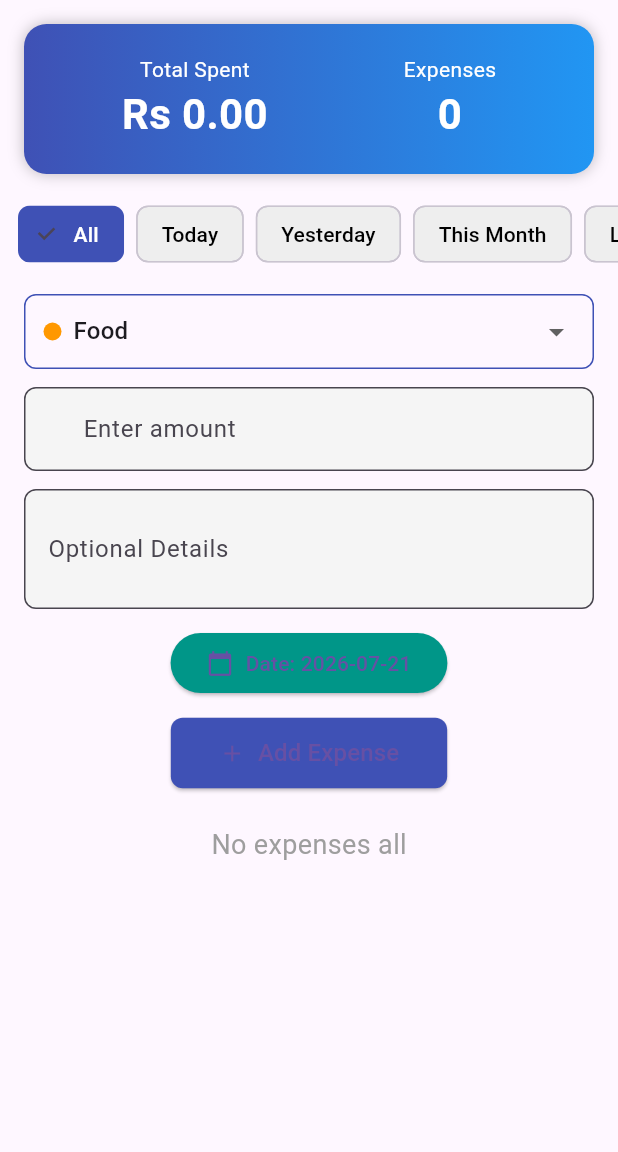
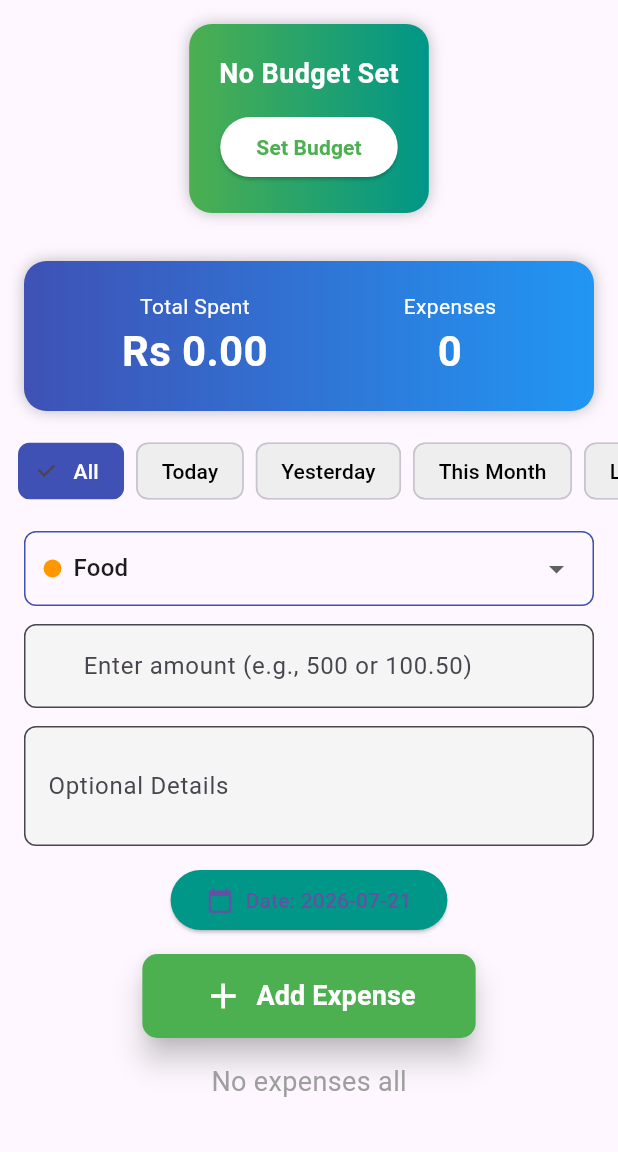
Before and after one commit to ahmadkhan2602/Expense_tracker_flutter, a Flutter app: the screen it shows after launch, on a phone screen of 412 x 824 dp, the part 84-1236 px from its top. Run offline on Flutter 3.47's test engine with Material 3 defaults, Android fonts, the phone set to English and light mode, and no system bars; our stand-ins replace hive_flutter; accounts and stored records are empty.

Commit message:
Added data persistence, budget tracking, validation, date filters

```diff
--- a/lib/main.dart
+++ b/lib/main.dart
@@ -1,20 +1,22 @@
 import 'package:flutter/material.dart';
+import 'package:hive_flutter/hive_flutter.dart';
+import 'dart:convert';
 
-void main() {
+void main() async {
+  WidgetsFlutterBinding.ensureInitialized();
+  await Hive.initFlutter();
+  await Hive.openBox('expenseBox');
   runApp(const MyApp());
 }
 
 class MyApp extends StatelessWidget {
-  const MyApp({Key? key}) : super(key: key);
+  const MyApp({super.key});
 
   @override
   Widget build(BuildContext context) {
     return MaterialApp(
       home: MyHomePage(),
-      theme: ThemeData(
-        primarySwatch: Colors.blue,
-        useMaterial3: true,
-      ),
+      theme: ThemeData(primarySwatch: Colors.blue, useMaterial3: true),
     );
   }
 }
@@ -31,9 +33,29 @@ class Expense {
     required this.date,
     required this.notes,
   });
+
+  Map<String, dynamic> toMap() {
+    return {
+      'category': category,
+      'amount': amount,
+      'date': date.toIso8601String(),
+      'notes': notes,
+    };
+  }
+
+  factory Expense.fromMap(Map<String, dynamic> map) {
+    return Expense(
+      category: map['category'],
+      amount: map['amount'],
+      date: DateTime.parse(map['date']),
+      notes: map['notes'],
+    );
+  }
 }
 
 class MyHomePage extends StatefulWidget {
+  const MyHomePage({super.key});
+
   @override
   State<MyHomePage> createState() => _MyHomePageState();
 }
@@ -42,10 +64,13 @@ class _MyHomePageState extends State<MyHomePage> {
   final _amountController = TextEditingController();
   final _customCategoryController = TextEditingController();
   final _notesController = TextEditingController();
+  final _budgetController = TextEditingController();
   List<Expense> expenses = [];
   String selectedCategory = 'Food';
   DateTime selectedDate = DateTime.now();
   String filterType = 'All';
+  double monthlyBudget = 0;
+  bool showBudgetInput = false;
 
   List<String> categories = ['Food', 'Transport', 'Shopping', 'Bills', 'Entertainment', 'Other'];
   List<String> filters = ['All', 'Today', 'Yesterday', 'This Month', 'Last Month'];
@@ -68,6 +93,67 @@ class _MyHomePageState extends State<MyHomePage> {
     'Other': 'E.g., Any additional details',
   };
 
+  @override
+  void initState() {
+    super.initState();
+    loadExpenses();
+    loadBudget();
+  }
+
+  Future<void> loadExpenses() async {
+    final box = Hive.box('expenseBox');
+    final String? expensesJson = box.get('expenses');
+
+    if (expensesJson != null) {
+      try {
+        final List<dynamic> decoded = jsonDecode(expensesJson);
+        setState(() {
+          expenses = decoded.map((item) => Expense.fromMap(item)).toList();
+        });
+      } catch (e) {
+        debugPrint('Error loading expenses: $e');
+      }
+    }
+  }
+
+  Future<void> saveExpenses() async {
+    try {
+      final box = Hive.box('expenseBox');
+      final String expensesJson = jsonEncode(
+        expenses.map((e) => e.toMap()).toList(),
+      );
+      await box.put('expenses', expensesJson);
+    } catch (e) {
+      debugPrint('Error saving expenses: $e');
+    }
+  }
+
+  Future<void> loadBudget() async {
+    final box = Hive.box('expenseBox');
+    final double? budget = box.get('monthlyBudget');
+
+    if (budget != null) {
+      setState(() {
+        monthlyBudget = budget;
+        _budgetController.text = monthlyBudget.toString();
+      });
+    }
+  }
+
+  Future<void> saveBudget() async {
+    try {
+      final box = Hive.box('expenseBox');
+      await box.put('monthlyBudget', monthlyBudget);
+    } catch (e) {
+      debugPrint('Error saving budget: $e');
+    }
+  }
+
+  bool isNumeric(String str) {
+    if (str.isEmpty) return false;
+    return double.tryParse(str) != null;
+  }
+
   Future<void> _selectDate(BuildContext context) async {
     final DateTime? picked = await showDatePicker(
       context: context,
@@ -85,7 +171,14 @@ class _MyHomePageState extends State<MyHomePage> {
   void addExpense() {
     if (_amountController.text.isEmpty) {
       ScaffoldMessenger.of(context).showSnackBar(
-        SnackBar(content: Text('Please enter amount!')),
+        SnackBar(content: Text('Please enter amount!'), backgroundColor: Colors.red),
+      );
+      return;
+    }
+
+    if (!isNumeric(_amountController.text)) {
+      ScaffoldMessenger.of(context).showSnackBar(
+        SnackBar(content: Text('Amount must be a number! (e.g., 500, 100.50)'), backgroundColor: Colors.red),
       );
       return;
     }
@@ -110,12 +203,58 @@ class _MyHomePageState extends State<MyHomePage> {
       _notesController.clear();
       selectedDate = DateTime.now();
     });
+
+    saveExpenses();
+    ScaffoldMessenger.of(context).showSnackBar(
+      SnackBar(content: Text('Expense added!'), backgroundColor: Colors.green),
+    );
   }
 
   void deleteExpense(int index) {
     setState(() {
       expenses.removeAt(index);
     });
+    saveExpenses();
+  }
+
+  void setBudget() {
+    if (_budgetController.text.isEmpty) {
+      ScaffoldMessenger.of(context).showSnackBar(
+        SnackBar(content: Text('Please enter budget!'), backgroundColor: Colors.red),
+      );
+      return;
+    }
+
+    if (!isNumeric(_budgetController.text)) {
+      ScaffoldMessenger.of(context).showSnackBar(
+        SnackBar(content: Text('Budget must be a number!'), backgroundColor: Colors.red),
+      );
+      return;
+    }
+
+    setState(() {
+      monthlyBudget = double.parse(_budgetController.text);
+      showBudgetInput = false;
+    });
+    saveBudget();
+    ScaffoldMessenger.of(context).showSnackBar(
+      SnackBar(content: Text('Monthly budget set to Rs $monthlyBudget'), backgroundColor: Colors.green),
+    );
+  }
+
+  double getMonthlySpent() {
+    DateTime now = DateTime.now();
+    double total = 0;
+    for (var expense in expenses) {
+      if (expense.date.year == now.year && expense.date.month == now.month) {
+        total += double.parse(expense.amount);
+      }
+    }
+    return total;
+  }
+
+  double getRemainingBudget() {
+    return monthlyBudget - getMonthlySpent();
   }
 
   List<Expense> getFilteredExpenses() {
@@ -149,8 +288,11 @@ class _MyHomePageState extends State<MyHomePage> {
     return total;
   }
 
-  int getExpenseCount() {
-    return getFilteredExpenses().length;
+  Color getBudgetColor() {
+    double remaining = getRemainingBudget();
+    if (remaining < 0) return Colors.red;
+    if (remaining < monthlyBudget * 0.2) return Colors.orange;
+    return Colors.green;
   }
 
   @override
@@ -164,7 +306,62 @@ class _MyHomePageState extends State<MyHomePage> {
       body: SingleChildScrollView(
         child: Column(
           children: [
-            // Total Amount Card
+            Container(
+              margin: EdgeInsets.all(16),
+              padding: EdgeInsets.all(20),
+              decoration: BoxDecoration(
+                gradient: LinearGradient(colors: [Colors.green, Colors.teal]),
+                borderRadius: BorderRadius.circular(15),
+                boxShadow: [BoxShadow(color: Colors.black26, blurRadius: 8)],
+              ),
+              child: Column(
+                children: [
+                  if (monthlyBudget == 0)
+                    Text('No Budget Set', style: TextStyle(color: Colors.white, fontSize: 18, fontWeight: FontWeight.bold))
+                  else
+                    Column(
+                      children: [
+                        Text('Monthly Budget', style: TextStyle(color: Colors.white, fontSize: 14)),
+                        Text('Rs ${monthlyBudget.toStringAsFixed(0)}', style: TextStyle(color: Colors.white, fontSize: 28, fontWeight: FontWeight.bold)),
+                        SizedBox(height: 12),
+                        Text('Spent This Month', style: TextStyle(color: Colors.white70, fontSize: 12)),
+                        Text('Rs ${getMonthlySpent().toStringAsFixed(2)}', style: TextStyle(color: Colors.white, fontSize: 20, fontWeight: FontWeight.bold)),
+                        SizedBox(height: 12),
+                        Text('Remaining', style: TextStyle(color: Colors.white70, fontSize: 12)),
+                        Text('Rs ${getRemainingBudget().toStringAsFixed(2)}', style: TextStyle(color: getBudgetColor(), fontSize: 24, fontWeight: FontWeight.bold)),
+                      ],
+                    ),
+                  SizedBox(height: 12),
+                  ElevatedButton(
+                    onPressed: () {
+                      setState(() {
+                        showBudgetInput = !showBudgetInput;
+                      });
+                    },
+                    style: ElevatedButton.styleFrom(backgroundColor: Colors.white),
+                    child: Text(monthlyBudget == 0 ? 'Set Budget' : 'Change Budget', style: TextStyle(color: Colors.green, fontWeight: FontWeight.bold)),
+                  ),
+                ],
+              ),
+            ),
+
+            if (showBudgetInput)
+              Padding(
+                padding: EdgeInsets.symmetric(horizontal: 16),
+                child: Column(
+                  children: [
+                    TextField(
+                      controller: _budgetController,
+                      keyboardType: TextInputType.number,
+                      decoration: InputDecoration(hintText: 'Enter monthly budget', prefixText: 'Rs ', border: OutlineInputBorder(borderRadius: BorderRadius.circular(8)), filled: true, fillColor: Colors.grey[100]),
+                    ),
+                    SizedBox(height: 8),
+                    ElevatedButton(onPressed: setBudget, style: ElevatedButton.styleFrom(backgroundColor: Colors.green), child: Text('Save Budget', style: TextStyle(color: Colors.white))),
+                    SizedBox(height: 16),
+                  ],
+                ),
+              ),
+
             Container(
               margin: EdgeInsets.all(16),
               padding: EdgeInsets.all(20),
@@ -179,26 +376,19 @@ class _MyHomePageState extends State<MyHomePage> {
                   Column(
                     children: [
                       Text('Total Spent', style: TextStyle(color: Colors.white, fontSize: 14)),
-                      Text(
-                        'Rs ${getTotalAmount().toStringAsFixed(2)}',
-                        style: TextStyle(color: Colors.white, fontSize: 28, fontWeight: FontWeight.bold),
-                      ),
+                      Text('Rs ${getTotalAmount().toStringAsFixed(2)}', style: TextStyle(color: Colors.white, fontSize: 28, fontWeight: FontWeight.bold)),
                     ],
                   ),
                   Column(
                     children: [
                       Text('Expenses', style: TextStyle(color: Colors.white, fontSize: 14)),
-                      Text(
-                        '${getExpenseCount()}',
-                        style: TextStyle(color: Colors.white, fontSize: 28, fontWeight: FontWeight.bold),
-                      ),
+                      Text('${getFilteredExpenses().length}', style: TextStyle(color: Colors.white, fontSize: 28, fontWeight: FontWeight.bold)),
                     ],
                   ),
                 ],
               ),
             ),
 
-            // Filter Buttons
             SingleChildScrollView(
               scrollDirection: Axis.horizontal,
               child: Padding(
@@ -217,9 +407,7 @@ class _MyHomePageState extends State<MyHomePage> {
                         },
                         backgroundColor: Colors.grey[200],
                         selectedColor: Colors.indigo,
-                        labelStyle: TextStyle(
-                          color: filterType == filter ? Colors.white : Colors.black,
-                        ),
+                        labelStyle: TextStyle(color: filterType == filter ? Colors.white : Colors.black),
                       ),
                     );
                   }).toList(),
@@ -229,15 +417,11 @@ class _MyHomePageState extends State<MyHomePage> {
 
             SizedBox(height: 16),
 
-            // Category Dropdown
             Padding(
               padding: EdgeInsets.symmetric(horizontal: 16),
               child: Container(
                 padding: EdgeInsets.symmetric(horizontal: 12),
-                decoration: BoxDecoration(
-                  border: Border.all(color: Colors.indigo),
-                  borderRadius: BorderRadius.circular(8),
-                ),
+                decoration: BoxDecoration(border: Border.all(color: Colors.indigo), borderRadius: BorderRadius.circular(8)),
                 child: DropdownButton<String>(
                   value: selectedCategory,
                   isExpanded: true,
@@ -247,14 +431,7 @@ class _MyHomePageState extends State<MyHomePage> {
                       value: category,
                       child: Row(
                         children: [
-                          Container(
-                            width: 12,
-                            height: 12,
-                            decoration: BoxDecoration(
-                              color: categoryColors[category],
-                              shape: BoxShape.circle,
-                            ),
-                          ),
+                          Container(width: 12, height: 12, decoration: BoxDecoration(color: categoryColors[category], shape: BoxShape.circle)),
                           SizedBox(width: 8),
                           Text(category),
                         ],
@@ -273,42 +450,28 @@ class _MyHomePageState extends State<MyHomePage> {
 
             SizedBox(height: 12),
 
-            // Custom Category Name (for "Other")
             if (selectedCategory == 'Other')
               Padding(
                 padding: EdgeInsets.symmetric(horizontal: 16),
                 child: TextField(
                   controller: _customCategoryController,
-                  decoration: InputDecoration(
-                    hintText: 'Enter custom category name',
-                    border: OutlineInputBorder(borderRadius: BorderRadius.circular(8)),
-                    filled: true,
-                    fillColor: Colors.grey[100],
-                  ),
+                  decoration: InputDecoration(hintText: 'Enter custom category name', border: OutlineInputBorder(borderRadius: BorderRadius.circular(8)), filled: true, fillColor: Colors.grey[100]),
                 ),
               ),
 
             if (selectedCategory == 'Other') SizedBox(height: 12),
 
-            // Amount Input
             Padding(
               padding: EdgeInsets.symmetric(horizontal: 16),
               child: TextField(
                 controller: _amountController,
-                keyboardType: TextInputType.number,
-                decoration: InputDecoration(
-                  hintText: 'Enter amount',
-                  prefixText: 'Rs ',
-                  border: OutlineInputBorder(borderRadius: BorderRadius.circular(8)),
-                  filled: true,
-                  fillColor: Colors.grey[100],
-                ),
+                keyboardType: TextInputType.numberWithOptions(decimal: true),
+                decoration: InputDecoration(hintText: 'Enter amount (e.g., 500 or 100.50)', prefixText: 'Rs ', border: OutlineInputBorder(borderRadius: BorderRadius.circular(8)), filled: true, fillColor: Colors.grey[100]),
               ),
             ),
 
             SizedBox(height: 12),
 
-            // Optional Details TextField
             Padding(
               padding: EdgeInsets.symmetric(horizontal: 16),
               child: TextField(
@@ -326,56 +489,35 @@ class _MyHomePageState extends State<MyHomePage> {
 
             SizedBox(height: 12),
 
-            // Date Picker Button
             Padding(
               padding: EdgeInsets.symmetric(horizontal: 16),
               child: ElevatedButton.icon(
                 onPressed: () => _selectDate(context),
                 icon: Icon(Icons.calendar_today),
                 label: Text('Date: ${selectedDate.toString().split(' ')[0]}'),
-                style: ElevatedButton.styleFrom(
-                  backgroundColor: Colors.teal,
-                  padding: EdgeInsets.symmetric(horizontal: 24, vertical: 10),
-                ),
+                style: ElevatedButton.styleFrom(backgroundColor: Colors.teal, padding: EdgeInsets.symmetric(horizontal: 24, vertical: 10)),
               ),
             ),
 
             SizedBox(height: 12),
 
-            // Add Button
             ElevatedButton.icon(
               onPressed: addExpense,
-              icon: Icon(Icons.add),
-              label: Text('Add Expense', style: TextStyle(fontSize: 16)),
+              icon: Icon(Icons.add, size: 28),
+              label: Text('Add Expense', style: TextStyle(fontSize: 18, fontWeight: FontWeight.bold)),
               style: ElevatedButton.styleFrom(
-                backgroundColor: Colors.indigo,
-                padding: EdgeInsets.symmetric(horizontal: 32, vertical: 12),
-                shape: RoundedRectangleBorder(borderRadius: BorderRadius.circular(8)),
+                backgroundColor: Colors.green,
+                foregroundColor: Colors.white,
+                padding: EdgeInsets.symmetric(horizontal: 40, vertical: 14),
+                shape: RoundedRectangleBorder(borderRadius: BorderRadius.circular(10)),
+                elevation: 8,
               ),
             ),
 
             SizedBox(height: 16),
 
-            // Expenses List Header
-            if (getFilteredExpenses().isNotEmpty)
-              Padding(
-                padding: EdgeInsets.symmetric(horizontal: 16),
-                child: Text(
-                  'Your Expenses',
-                  style: TextStyle(fontSize: 18, fontWeight: FontWeight.bold),
-                ),
-              ),
-
-            SizedBox(height: 8),
-
-            // Expenses List
             if (getFilteredExpenses().isEmpty)
-              Center(
-                child: Text(
-                  'No expenses ${filterType.toLowerCase()}',
-                  style: TextStyle(fontSize: 18, color: Colors.grey),
-                ),
-              )
+              Center(child: Text('No expenses ${filterType.toLowerCase()}', style: TextStyle(fontSize: 18, color: Colors.grey)))
             else
               Column(
                 children: getFilteredExpenses().map((expense) {
@@ -387,45 +529,17 @@ class _MyHomePageState extends State<MyHomePage> {
                       leading: Container(
                         width: 50,
                         height: 50,
-                        decoration: BoxDecoration(
-                          color: categoryColors[expense.category] ?? Colors.grey,
-                          borderRadius: BorderRadius.circular(8),
-                        ),
-                        child: Center(
-                          child: Text(
-                            expense.category[0].toUpperCase(),
-                            style: TextStyle(
-                              color: Colors.white,
-                              fontSize: 24,
-                              fontWeight: FontWeight.bold,
-                            ),
-                          ),
-                        ),
+                        decoration: BoxDecoration(color: categoryColors[expense.category] ?? Colors.grey, borderRadius: BorderRadius.circular(8)),
+                        child: Center(child: Text(expense.category[0].toUpperCase(), style: TextStyle(color: Colors.white, fontSize: 24, fontWeight: FontWeight.bold))),
                       ),
-                      title: Text(
-                        expense.category,
-                        style: TextStyle(fontWeight: FontWeight.bold, fontSize: 16),
-                      ),
-                      subtitle: Text(
-                        expense.date.toString().split(' ')[0],
-                        style: TextStyle(fontSize: 12),
-                      ),
+                      title: Text(expense.category, style: TextStyle(fontWeight: FontWeight.bold, fontSize: 16)),
+                      subtitle: Text(expense.date.toString().split(' ')[0], style: TextStyle(fontSize: 12)),
                       trailing: Row(
                         mainAxisSize: MainAxisSize.min,
                         children: [
-                          Text(
-                            'Rs ${expense.amount}',
-                            style: TextStyle(
-                              fontSize: 16,
-                              fontWeight: FontWeight.bold,
-                              color: Colors.red,
-                            ),
-                          ),
+                          Text('Rs ${expense.amount}', style: TextStyle(fontSize: 16, fontWeight: FontWeight.bold, color: Colors.red)),
                           SizedBox(width: 8),
-                          IconButton(
-                            icon: Icon(Icons.delete, color: Colors.red),
-                            onPressed: () => deleteExpense(index),
-                          ),
+                          IconButton(icon: Icon(Icons.delete, color: Colors.red), onPressed: () => deleteExpense(index)),
                         ],
                       ),
                       children: [
@@ -434,17 +548,9 @@ class _MyHomePageState extends State<MyHomePage> {
                           child: Column(
                             crossAxisAlignment: CrossAxisAlignment.start,
                             children: [
-                              Text(
-                                'Details:',
-                                style: TextStyle(fontWeight: FontWeight.bold, fontSize: 14),
-                              ),
+                              Text('Details:', style: TextStyle(fontWeight: FontWeight.bold, fontSize: 14)),
                               SizedBox(height: 8),
-                              Text(
-                                expense.notes.isEmpty
-                                    ? 'No additional details'
-                                    : expense.notes,
-                                style: TextStyle(fontSize: 14, color: Colors.grey[700]),
-                              ),
+                              Text(expense.notes.isEmpty ? 'No additional details' : expense.notes, style: TextStyle(fontSize: 14, color: Colors.grey[700])),
                             ],
                           ),
                         ),
--- a/pubspec.yaml
+++ b/pubspec.yaml
@@ -30,10 +30,12 @@ environment:
 dependencies:
   flutter:
     sdk: flutter
+  hive: ^2.2.3
+  hive_flutter: ^1.1.0
 
   # The following adds the Cupertino Icons font to your application.
   # Use with the CupertinoIcons class for iOS style icons.
-  cupertino_icons: ^1.0.8
+
 
 dev_dependencies:
   flutter_test:
```
Also changed, not shown: pubspec.lock, 3 other files.
